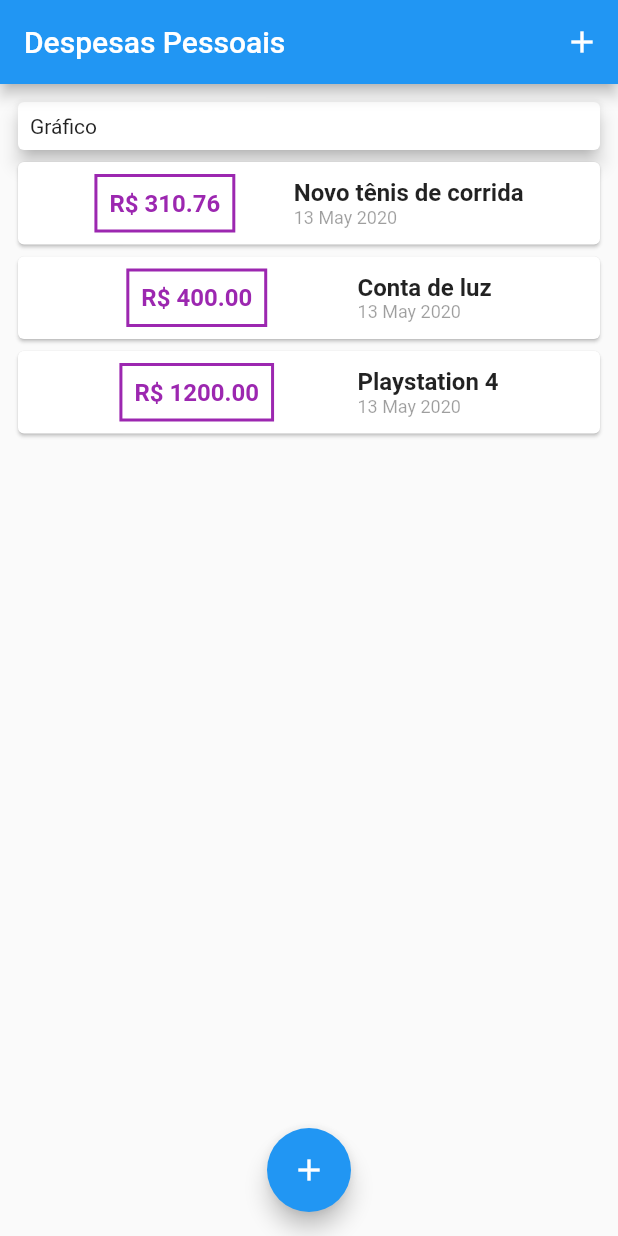
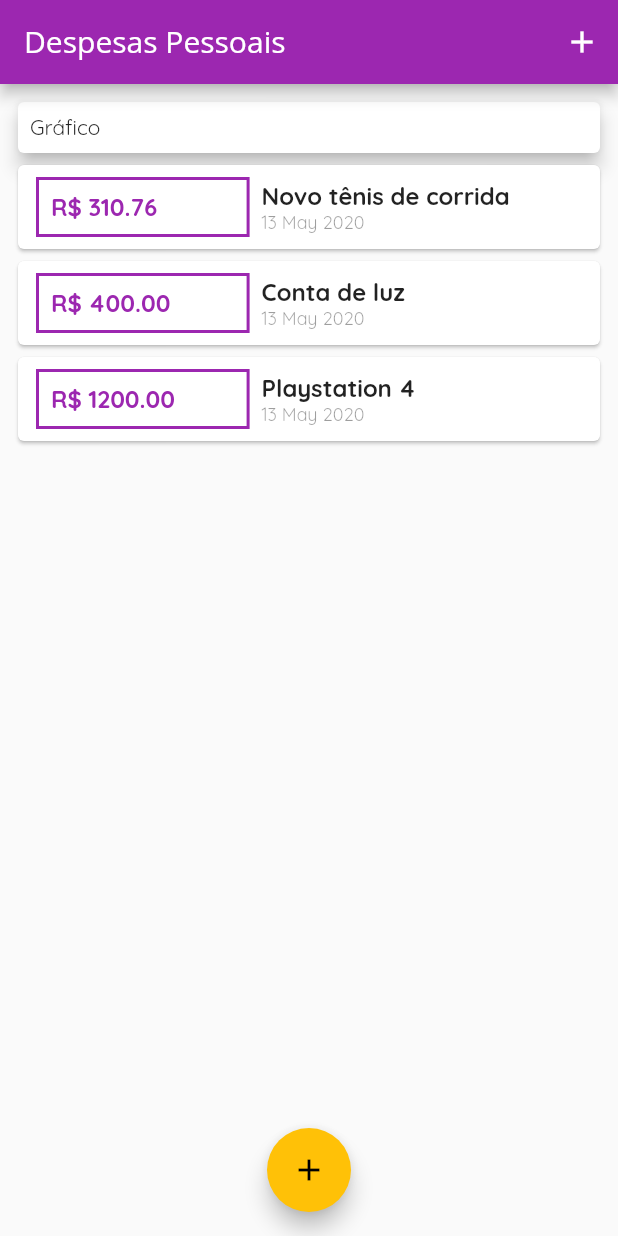
Before and after one commit to ranaice/expenses-manager, a Flutter app: the screen it shows after launch, on a phone screen of 412 x 824 dp. Run offline on Flutter 3.47's test engine with Material 2 defaults, Android fonts, the phone set to English and light mode, and no system bars.

Commit message:
feat: add custom fonts and themes

```diff
--- a/lib/app/app_widget.dart
+++ b/lib/app/app_widget.dart
@@ -7,7 +7,14 @@ class ExpensesApp extends StatelessWidget {
     return MaterialApp(
       title: 'Flutter Demo',
       theme: ThemeData(
-        primarySwatch: Colors.blue,
+        primarySwatch: Colors.purple,
+        accentColor: Colors.amber,
+        fontFamily: 'Quicksand',
+        appBarTheme: AppBarTheme(
+          textTheme: ThemeData.light().textTheme.copyWith(
+                headline6: TextStyle(fontFamily: 'OpenSans', fontSize: 20),
+              ),
+        ),
         visualDensity: VisualDensity.adaptivePlatformDensity,
       ),
       home: HomePage(),
--- a/lib/app/ui/components/transaction_list.dart
+++ b/lib/app/ui/components/transaction_list.dart
@@ -14,34 +14,48 @@ class TransactionList extends StatelessWidget {
       itemCount: transactions.length,
       itemBuilder: (_, index) {
         final transaction = transactions[index];
-        return _transactionItem(transaction);
+        return _transactionItem(context, transaction);
       },
     );
   }
 
-  Card _transactionItem(Transaction transaction) {
+  Card _transactionItem(BuildContext context, Transaction transaction) {
     return Card(
       child: Padding(
         padding: EdgeInsets.symmetric(vertical: 8, horizontal: 12),
         child: Row(
-          mainAxisAlignment: MainAxisAlignment.spaceEvenly,
+          mainAxisAlignment: MainAxisAlignment.start,
           children: <Widget>[
-            Container(
+            Expanded(
+              flex: 2,
+              child: Container(
                 padding: EdgeInsets.all(8),
                 decoration: BoxDecoration(
-                border: Border.all(color: Colors.purple, width: 2),
+                  border: Border.all(
+                    color: Theme.of(context).primaryColor,
+                    width: 2,
+                  ),
                 ),
                 child: Text(
                   'R\$ ${transaction.value.toStringAsFixed(2)}',
-                style: TextStyle(fontWeight: FontWeight.bold, fontSize: 16, color: Colors.purple),
+                  style: TextStyle(
+                    fontWeight: FontWeight.bold,
+                    fontSize: 16,
+                    color: Theme.of(context).primaryColor,
                   ),
                 ),
-            Column(
+              ),
+            ),
+            SizedBox(width: 8),
+            Expanded(
+              flex: 3,
+              child: Column(
+                mainAxisAlignment: MainAxisAlignment.start,
                 crossAxisAlignment: CrossAxisAlignment.start,
                 children: <Widget>[
                   Text(
                     transaction.title,
-                  style: TextStyle(fontSize: 16, fontWeight: FontWeight.bold),
+                    style: Theme.of(context).textTheme.subtitle1.copyWith(fontWeight: FontWeight.bold),
                   ),
                   Text(
                     DateFormat('d MMM y').format(transaction.date),
@@ -49,6 +63,7 @@ class TransactionList extends StatelessWidget {
                   ),
                 ],
               ),
+            ),
           ],
         ),
       ),
```
Also changed, not shown: pubspec.yaml (+11 -6 lines), assets/fonts/OpenSans-Bold.ttf (added), assets/fonts/OpenSans-Regular.ttf (added), assets/fonts/Quicksand-Bold.ttf (added), assets/fonts/Quicksand-Light.ttf (added), assets/fonts/Quicksand-Medium.ttf (added), assets/fonts/Quicksand-Regular.ttf (added). Lines whose indentation alone changed are shown as unchanged.
